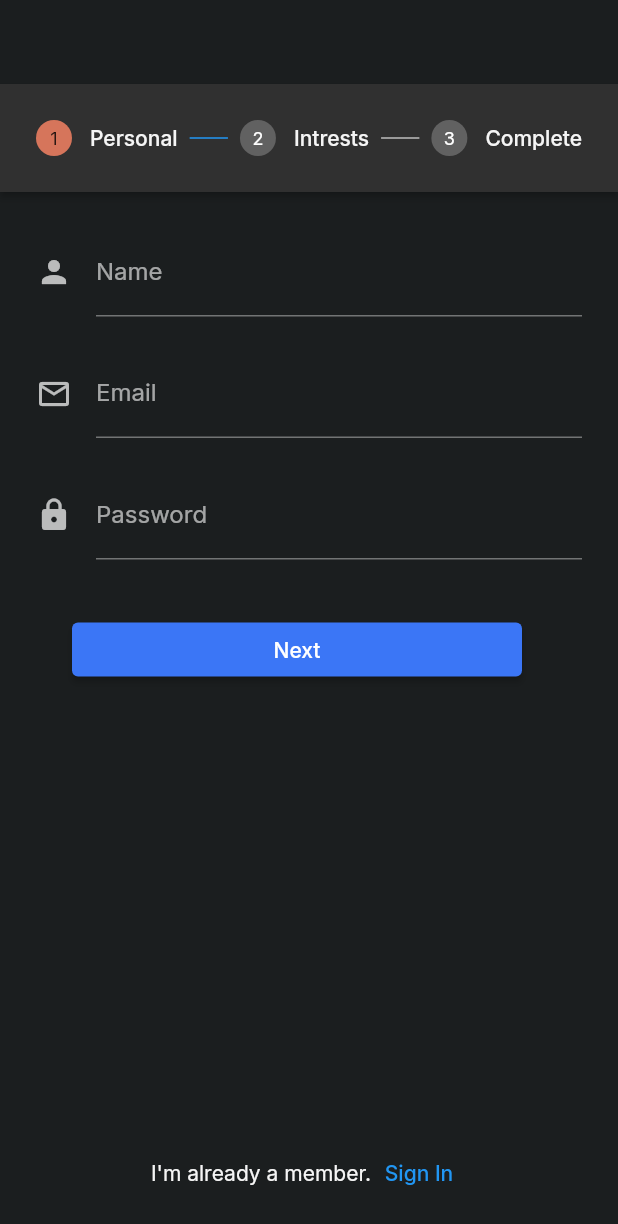
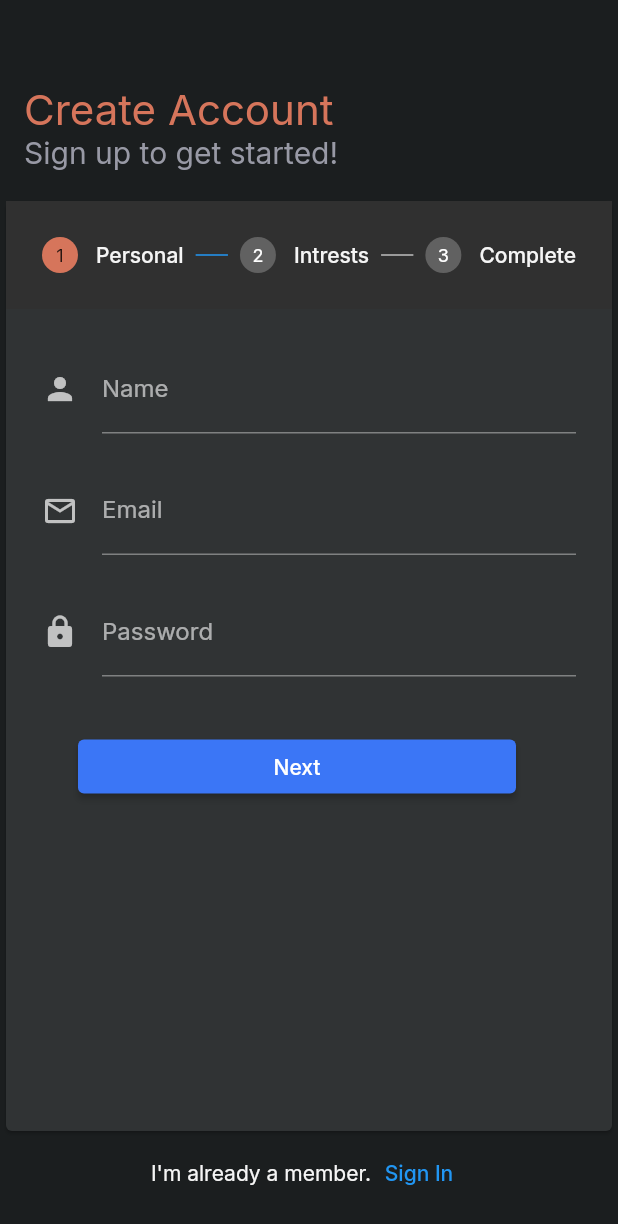
Before and after one commit to Abood2284/savvy, a Flutter app: the screen it shows after launch, after a tap on "Sign Up", on a phone screen of 412 x 824 dp. Shown: the top 1224 px of the screen. Run offline on Flutter 3.47's test engine with Material 2 defaults, Android fonts, the phone set to English and light mode, and no system bars; our stand-ins replace cached_network_image, faker, firebase_auth, firebase_core, google_fonts, iconly and 1 more; missing offline and left inert: stream_chat_flutter_core; accounts and stored records are empty.

Commit message:
Completed Auth UI | Next -> Login & Sign the user up

```diff
--- a/lib/pages/login_page.dart
+++ b/lib/pages/login_page.dart
@@ -21,12 +21,20 @@ class LoginPage extends StatelessWidget {
       child: Container(
         margin: const EdgeInsets.all(16),
         child: Column(
+          crossAxisAlignment: CrossAxisAlignment.start,
           children: [
+            const Text(
+              'Welcome',
+              style: TextStyle(
+                fontSize: 28,
+                color: AppTheme.accentColor,
+              ),
+            ),
             const Text(
               'Sign In to continue!',
               style: TextStyle(
                 color: AppColors.textFaded,
-                fontSize: 22,
+                fontSize: 20,
               ),
             ),
             const SizedBox(height: 16),
@@ -51,6 +59,18 @@ class LoginPage extends StatelessWidget {
                 log.d(pass);
               },
             ),
+            const SizedBox(height: 22),
+            Container(
+              width: double.infinity,
+              height: 50,
+              margin: const EdgeInsets.symmetric(horizontal: 20, vertical: 10),
+              child: ElevatedButton(
+                onPressed: () {
+                  log.i('TODO: LOGIN THE USER');
+                },
+                child: const Text('Login'),
+              ),
+            ),
           ],
         ),
       ),
--- a/lib/pages/signup_page.dart
+++ b/lib/pages/signup_page.dart
@@ -1,13 +1,43 @@
 import 'package:flutter/material.dart';
 import 'package:web_chat_app/logger.dart';
 import 'package:web_chat_app/widgets/text_field.dart';
+
+import '../theme.dart';
 
 class SignupPage extends StatelessWidget {
   const SignupPage({Key? key}) : super(key: key);
 
   @override
   Widget build(BuildContext context) {
-    return const _Stepper();
+    return Column(
+      crossAxisAlignment: CrossAxisAlignment.start,
+      children: const [
+        Padding(
+          padding: EdgeInsets.only(left: 16),
+          child: Text(
+            'Create Account',
+            style: TextStyle(
+              fontSize: 28,
+              color: AppTheme.accentColor,
+            ),
+          ),
+        ),
+        Padding(
+          padding: EdgeInsets.only(left: 16),
+          child: Text(
+            'Sign up to get started!',
+            style: TextStyle(
+              color: AppColors.textFaded,
+              fontSize: 20,
+            ),
+          ),
+        ),
+        SizedBox(height: 16),
+        Expanded(
+          child: Card(color: AppColors.cardDark, child: _Stepper()),
+        ),
+      ],
+    );
   }
 }
 
@@ -77,6 +107,7 @@ class _StepperState extends State<_Stepper> {
   @override
   Widget build(BuildContext context) {
     return Stepper(
+      elevation: 0,
       type: StepperType.horizontal,
       currentStep: _stepperIndex,
       onStepTapped: (step) => setState(() {
```
